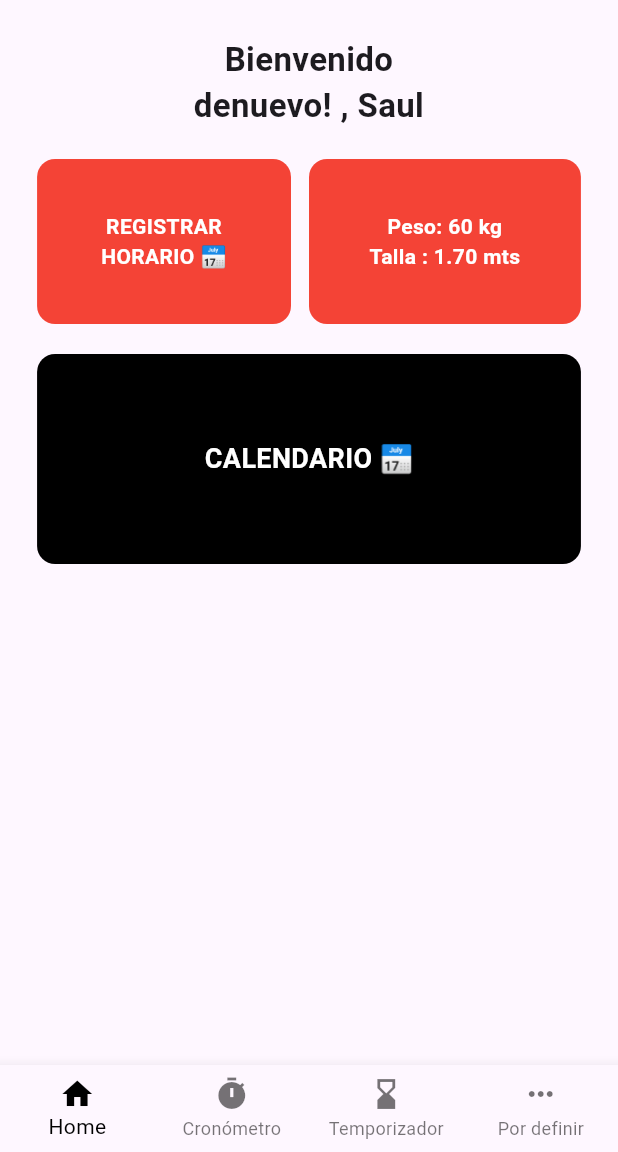
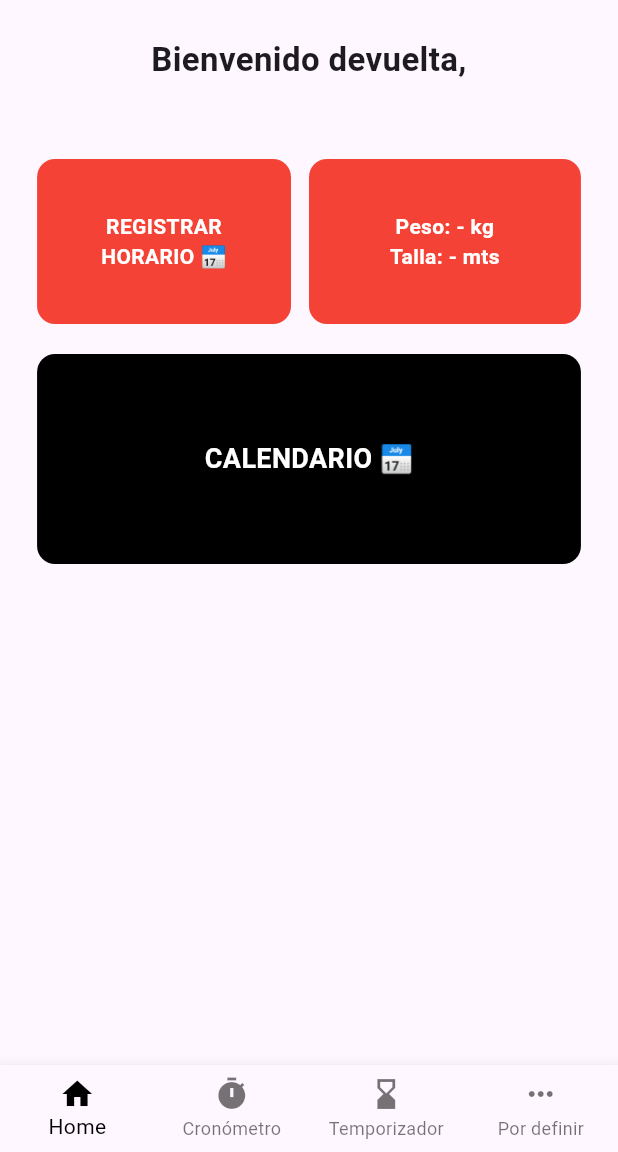
Before and after one commit to DevSaul17/Fighter_GYM, a Flutter app: the ClientHomeScreen screen opened by its route, on a phone screen of 412 x 824 dp, the part 84-1236 px from its top. Run offline on Flutter 3.47's test engine with Material 3 defaults, Android fonts, the phone set to English and light mode, and no system bars; our stand-ins replace sqflite; accounts and stored records are empty.

Commit message:
VALIDACIONES DE INICIO SESION Y MUESTRA DE DATOS DE L DEL CLIENTE INTEZ CLIENTE

```diff
--- a/lib/screens/Cliente/client_home_screen.dart
+++ b/lib/screens/Cliente/client_home_screen.dart
@@ -4,7 +4,15 @@ import '../../constants.dart';
 import '../../routes.dart';
 
 class ClientHomeScreen extends StatefulWidget {
-  const ClientHomeScreen({super.key});
+  final String? clienteNombre;
+  final double? clientePeso;
+  final double? clienteTalla;
+  const ClientHomeScreen({
+    super.key,
+    this.clienteNombre,
+    this.clientePeso,
+    this.clienteTalla,
+  });
 
   @override
   State<ClientHomeScreen> createState() => _ClientHomeScreenState();
@@ -99,11 +107,11 @@ class _ClientHomeScreenState extends State<ClientHomeScreen> {
         crossAxisAlignment: CrossAxisAlignment.stretch,
         children: [
           const SizedBox(height: 8),
-          const Center(
+          Center(
             child: Text(
-              'Bienvenido\ndenuevo! , Saul',
+              'Bienvenido devuelta,\n${widget.clienteNombre != null && widget.clienteNombre!.isNotEmpty ? widget.clienteNombre!.toUpperCase() : ''}',
               textAlign: TextAlign.center,
-              style: TextStyle(fontSize: 22, fontWeight: FontWeight.bold),
+              style: const TextStyle(fontSize: 22, fontWeight: FontWeight.bold),
             ),
           ),
           const SizedBox(height: 20),
@@ -141,11 +149,11 @@ class _ClientHomeScreenState extends State<ClientHomeScreen> {
                     color: Colors.red,
                     borderRadius: BorderRadius.circular(12),
                   ),
-                  child: const Center(
+                  child: Center(
                     child: Text(
-                      'Peso: 60 kg\nTalla : 1.70 mts',
+                      'Peso: ${_formatDouble(widget.clientePeso)} kg\nTalla: ${_formatDouble(widget.clienteTalla, decimals: 2)} mts',
                       textAlign: TextAlign.center,
-                      style: TextStyle(
+                      style: const TextStyle(
                         color: Colors.white,
                         fontWeight: FontWeight.bold,
                       ),
@@ -179,6 +187,13 @@ class _ClientHomeScreenState extends State<ClientHomeScreen> {
         ],
       ),
     );
+  }
+
+  String _formatDouble(double? v, {int decimals = 2}) {
+    if (v == null) return '-';
+    // If it's a whole number, show without decimals
+    if (v == v.roundToDouble()) return v.toStringAsFixed(0);
+    return v.toStringAsFixed(decimals);
   }
 
   String _formatDuration(Duration d) {
--- a/lib/screens/Gestion/membresia_screen.dart
+++ b/lib/screens/Gestion/membresia_screen.dart
@@ -408,7 +408,7 @@ class _MembresiaScreenState extends State<MembresiaScreen>
                       crossAxisAlignment: CrossAxisAlignment.stretch,
                       children: [
                         DropdownButtonFormField<int>(
-                          value: _pagoClienteId,
+                          initialValue: _pagoClienteId,
                           items: _clientesAll
                               .map(
                                 (c) => DropdownMenuItem<int>(
@@ -439,7 +439,7 @@ class _MembresiaScreenState extends State<MembresiaScreen>
                         ),
                         const SizedBox(height: 8),
                         DropdownButtonFormField<int>(
-                          value: _mesesAdelantados,
+                          initialValue: _mesesAdelantados,
                           items: List.generate(12, (i) => i + 1)
                               .map(
                                 (m) => DropdownMenuItem<int>(
```
Also changed, not shown: lib/database/database_helper.dart (+13 -0 lines), lib/screens/Cliente/iniciar_sesion_screen.dart (+64 -6 lines).
